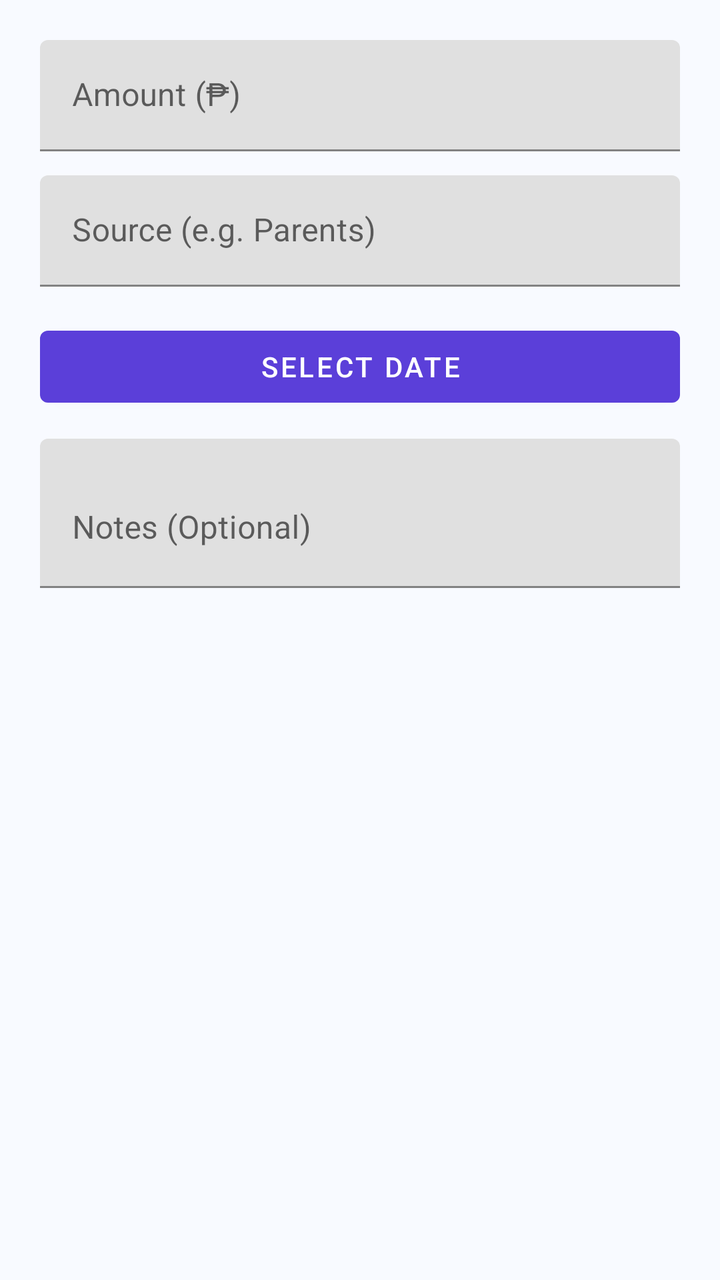
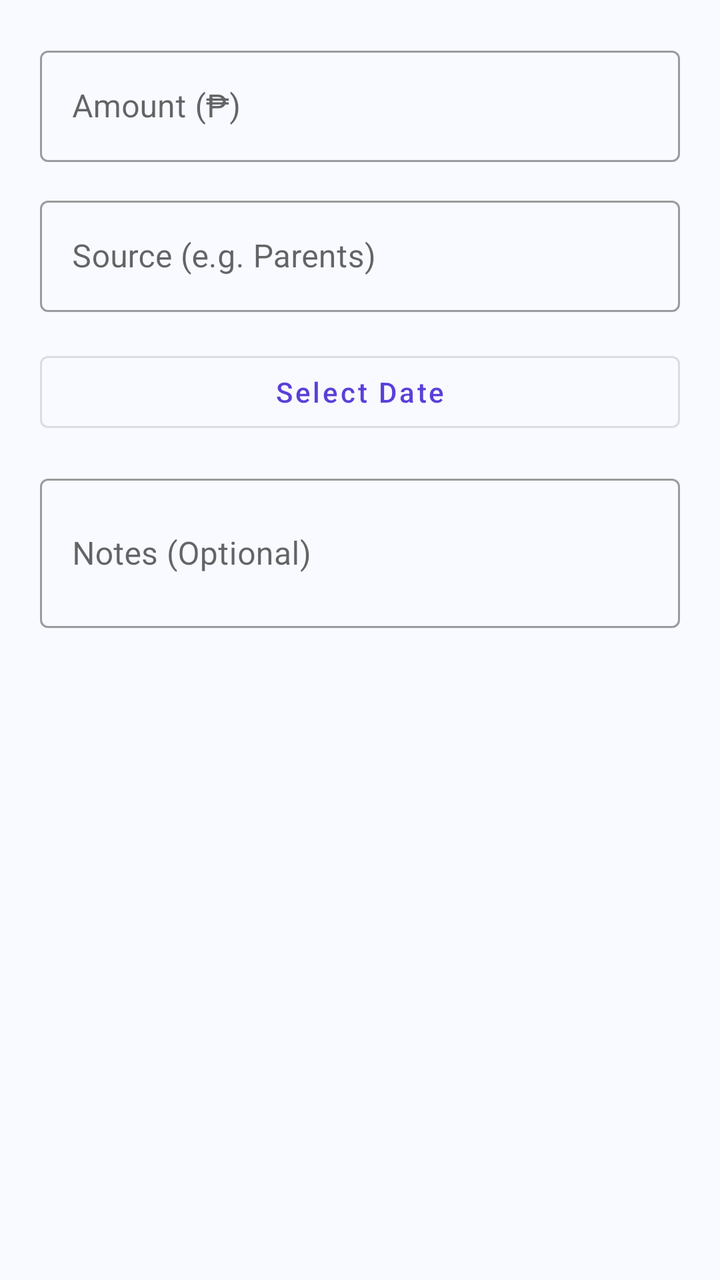

Before-and-after screenshots of an Android layout around one commit, followed by the original layout XML and the change that was made.
<!-- AndroidManifest.xml: application theme Theme.Gastoskwela -->
<!-- res/layout/dialog_allowance.xml -->
<?xml version="1.0" encoding="utf-8"?>
<LinearLayout xmlns:android="http://schemas.android.com/apk/res/android"
    xmlns:app="http://schemas.android.com/apk/res-auto"
    android:layout_width="match_parent"
    android:layout_height="wrap_content"
    android:orientation="vertical"
    android:padding="20dp">

    <com.google.android.material.textfield.TextInputLayout
        android:id="@+id/layoutAmount"
        android:layout_width="match_parent"
        android:layout_height="wrap_content"
        android:hint="Amount (₱)">

        <com.google.android.material.textfield.TextInputEditText
            android:id="@+id/etAmount"
            android:layout_width="match_parent"
            android:layout_height="wrap_content"
            android:inputType="numberDecimal" />

    </com.google.android.material.textfield.TextInputLayout>

    <com.google.android.material.textfield.TextInputLayout
        android:id="@+id/layoutSource"
        android:layout_width="match_parent"
        android:layout_height="wrap_content"
        android:layout_marginTop="12dp"
        android:hint="Source (e.g. Parents)">

        <com.google.android.material.textfield.TextInputEditText
            android:id="@+id/etSource"
            android:layout_width="match_parent"
            android:layout_height="wrap_content"
            android:inputType="textCapSentences" />

    </com.google.android.material.textfield.TextInputLayout>

    <com.google.android.material.button.MaterialButton
        android:id="@+id/btnSelectDate"
        android:layout_width="match_parent"
        android:layout_height="wrap_content"
        android:layout_marginTop="16dp"
        android:text="Select Date" />

    <com.google.android.material.textfield.TextInputLayout
        android:layout_width="match_parent"
        android:layout_height="wrap_content"
        android:layout_marginTop="12dp"
        android:hint="Notes (Optional)">

        <com.google.android.material.textfield.TextInputEditText
            android:id="@+id/etNotes"
            android:layout_width="match_parent"
            android:layout_height="wrap_content"
            android:inputType="textMultiLine"
            android:minLines="2" />

    </com.google.android.material.textfield.TextInputLayout>

</LinearLayout>
<!-- resources referenced by this layout -->
<resources>
  <style name="Theme.Gastoskwela" parent="Theme.MaterialComponents.DayNight.NoActionBar">
  
          <item name="colorPrimary">@color/purple_primary</item>
          <item name="colorPrimaryVariant">@color/purple_light</item>
          <item name="colorSecondary">@color/purple_light</item>
          <item name="android:statusBarColor">@color/purple_primary</item>
          <item name="android:navigationBarColor">@color/white</item>
          <item name="android:windowLightNavigationBar">true</item>
          <item name="android:windowLightStatusBar">false</item>
          <item name="android:windowBackground">@color/background</item>
      </style>
  <color name="purple_primary">#5B3FD9</color>
  <color name="purple_light">#7C5CFF</color>
  <color name="white">#FFFFFF</color>
  <color name="background">#F8FAFF</color>
</resources>

<!-- the commit's change to res/layout/dialog_allowance.xml (unified diff, before → after) -->
@@ -1,60 +1,70 @@
 <?xml version="1.0" encoding="utf-8"?>
-<LinearLayout xmlns:android="http://schemas.android.com/apk/res/android"
+<ScrollView xmlns:android="http://schemas.android.com/apk/res/android"
     xmlns:app="http://schemas.android.com/apk/res-auto"
     android:layout_width="match_parent"
     android:layout_height="wrap_content"
-    android:orientation="vertical"
-    android:padding="20dp">
+    android:fillViewport="true">
 
-    <com.google.android.material.textfield.TextInputLayout
-        android:id="@+id/layoutAmount"
+    <LinearLayout
         android:layout_width="match_parent"
         android:layout_height="wrap_content"
-        android:hint="Amount (₱)">
+        android:orientation="vertical"
+        android:padding="20dp">
 
-        <com.google.android.material.textfield.TextInputEditText
-            android:id="@+id/etAmount"
+        <com.google.android.material.textfield.TextInputLayout
+            android:id="@+id/layoutAmount"
+            style="@style/Widget.MaterialComponents.TextInputLayout.OutlinedBox"
             android:layout_width="match_parent"
             android:layout_height="wrap_content"
-            android:inputType="numberDecimal" />
+            android:hint="Amount (₱)">
 
-    </com.google.android.material.textfield.TextInputLayout>
+            <com.google.android.material.textfield.TextInputEditText
+                android:id="@+id/etAmount"
+                android:layout_width="match_parent"
+                android:layout_height="wrap_content"
+                android:inputType="numberDecimal"
+                android:singleLine="true" />
+        </com.google.android.material.textfield.TextInputLayout>
 
-    <com.google.android.material.textfield.TextInputLayout
-        android:id="@+id/layoutSource"
-        android:layout_width="match_parent"
-        android:layout_height="wrap_content"
-        android:layout_marginTop="12dp"
-        android:hint="Source (e.g. Parents)">
-
-        <com.google.android.material.textfield.TextInputEditText
-            android:id="@+id/etSource"
+        <com.google.android.material.textfield.TextInputLayout
+            android:id="@+id/layoutSource"
+            style="@style/Widget.MaterialComponents.TextInputLayout.OutlinedBox"
             android:layout_width="match_parent"
             android:layout_height="wrap_content"
-            android:inputType="textCapSentences" />
+            android:layout_marginTop="14dp"
+            android:hint="Source (e.g. Parents)">
 
-    </com.google.android.material.textfield.TextInputLayout>
+            <com.google.android.material.textfield.TextInputEditText
+                android:id="@+id/etSource"
+                android:layout_width="match_parent"
+                android:layout_height="wrap_content"
+                android:inputType="textCapSentences"
+                android:singleLine="true" />
+        </com.google.android.material.textfield.TextInputLayout>
 
-    <com.google.android.material.button.MaterialButton
-        android:id="@+id/btnSelectDate"
-        android:layout_width="match_parent"
-        android:layout_height="wrap_content"
-        android:layout_marginTop="16dp"
-        android:text="Select Date" />
-
-    <com.google.android.material.textfield.TextInputLayout
-        android:layout_width="match_parent"
-        android:layout_height="wrap_content"
-        android:layout_marginTop="12dp"
-        android:hint="Notes (Optional)">
-
-        <com.google.android.material.textfield.TextInputEditText
-            android:id="@+id/etNotes"
+        <com.google.android.material.button.MaterialButton
+            android:id="@+id/btnSelectDate"
+            style="@style/Widget.MaterialComponents.Button.OutlinedButton"
             android:layout_width="match_parent"
             android:layout_height="wrap_content"
-            android:inputType="textMultiLine"
-            android:minLines="2" />
+            android:layout_marginTop="16dp"
+            android:text="Select Date"
+            android:textAllCaps="false" />
 
-    </com.google.android.material.textfield.TextInputLayout>
+        <com.google.android.material.textfield.TextInputLayout
+            style="@style/Widget.MaterialComponents.TextInputLayout.OutlinedBox"
+            android:layout_width="match_parent"
+            android:layout_height="wrap_content"
+            android:layout_marginTop="14dp"
+            android:hint="Notes (Optional)">
 
-</LinearLayout>
+            <com.google.android.material.textfield.TextInputEditText
+                android:id="@+id/etNotes"
+                android:layout_width="match_parent"
+                android:layout_height="wrap_content"
+                android:inputType="textMultiLine"
+                android:minLines="2" />
+        </com.google.android.material.textfield.TextInputLayout>
+
+    </LinearLayout>
+</ScrollView>
